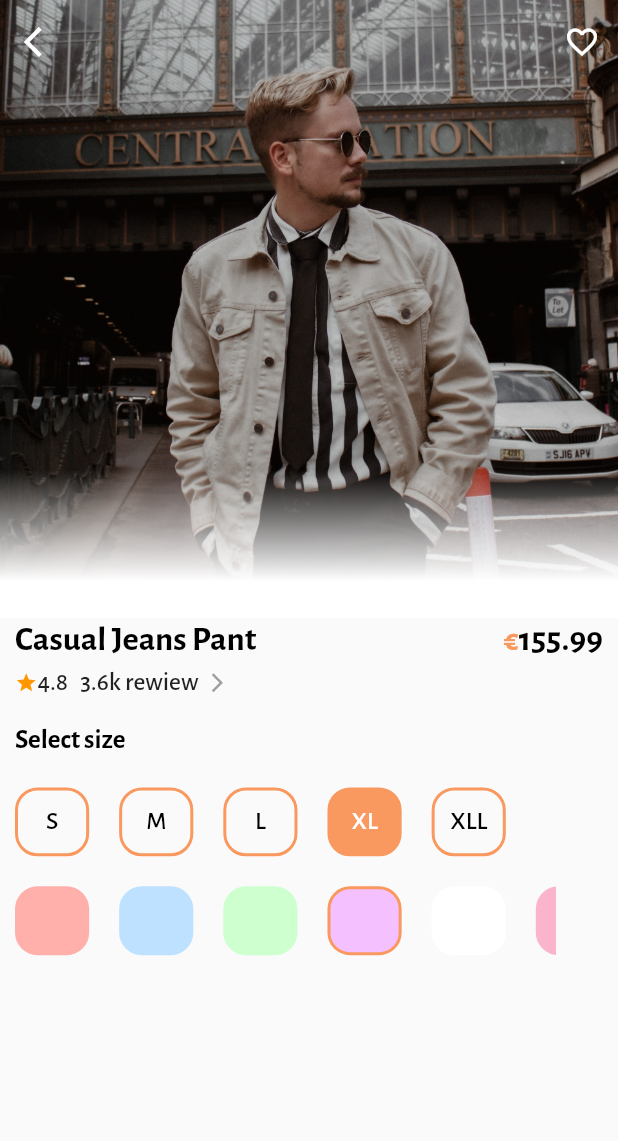
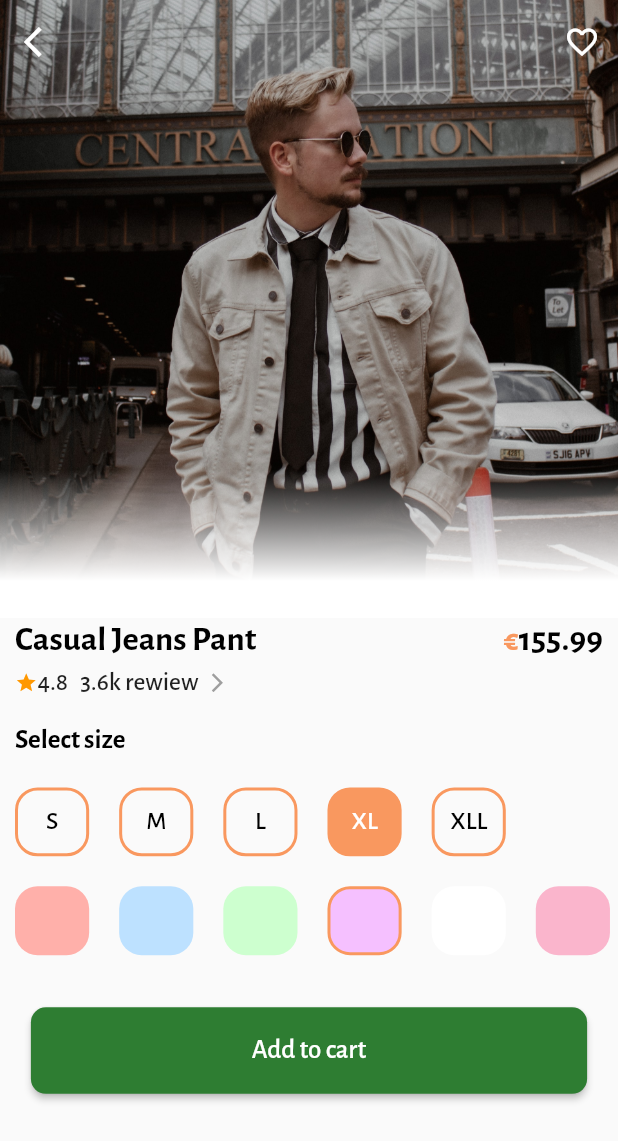
Before and after one commit to amir-hossein-rajaezadeh/fashon_app, a Flutter app: the screen it shows after launch, after a tap on "Casual Jeans Pant", on a phone screen of 412 x 824 dp. Shown: the top 1141 px of the screen. Run offline on Flutter 3.47's test engine with Material 2 defaults, Android fonts, the phone set to English and light mode, and no system bars; our stand-ins replace animate_do, flutter_riverpod, line_icons.

Commit message:
done all detail part

```diff
--- a/lib/screens/detail/component/detail_body.dart
+++ b/lib/screens/detail/component/detail_body.dart
@@ -2,13 +2,15 @@ import 'package:animate_do/animate_do.dart';
 import 'package:fashon_app/base/base_view_model.dart';
 import 'package:fashon_app/screens/detail/view_model/detail_view_model.dart';
 import 'package:fashon_app/utils/constants.dart';
+import 'package:fashon_app/widget/reusable_btn.dart';
 import 'package:flutter/material.dart';
 import 'package:flutter_riverpod/flutter_riverpod.dart';
 
 import '../../../widget/resuable_text.dart';
 
 class DetailBody extends ConsumerWidget {
-  DetailBody({Key? key, required this.data, required this.isFromMostPopulor})
+  const DetailBody(
+      {Key? key, required this.data, required this.isFromMostPopulor})
       : super(key: key);
   final BaseViewModelOffline data;
   final bool isFromMostPopulor;
@@ -18,7 +20,8 @@ class DetailBody extends ConsumerWidget {
     var textTheme = Theme.of(context).textTheme;
     var size = MediaQuery.of(context).size;
     final viewModel = ref.watch(detailViewModelProvider);
-    return Scaffold(
+    return SafeArea(
+      child: Scaffold(
         extendBodyBehindAppBar: true,
         appBar: _buildAppBar(context),
         body: SizedBox(
@@ -74,7 +77,8 @@ class DetailBody extends ConsumerWidget {
                           children: [
                             Text(
                               data.name,
-                            style: textTheme.headline3?.copyWith(fontSize: 23),
+                              style:
+                                  textTheme.headline3?.copyWith(fontSize: 23),
                             ),
                             ReUsableTextForDetails(text: data.price.toString()),
                           ],
@@ -118,7 +122,8 @@ class DetailBody extends ConsumerWidget {
               FadeInUp(
                 delay: const Duration(milliseconds: 400),
                 child: Padding(
-                padding: const EdgeInsets.only(left: 10.0, top: 18, bottom: 10),
+                  padding:
+                      const EdgeInsets.only(left: 10.0, top: 18, bottom: 10),
                   child: Text(
                     "Select size",
                     style: textTheme.headline3,
@@ -173,9 +178,9 @@ class DetailBody extends ConsumerWidget {
                 ),
               ),
               FadeInUp(
-              delay: const Duration(milliseconds: 800),
+                delay: const Duration(seconds: 800),
                 child: SizedBox(
-                width: size.width * 0.9,
+                  width: size.width,
                   height: size.height * 0.08,
                   // color: Colors.red,
                   child: ListView.builder(
@@ -208,8 +213,22 @@ class DetailBody extends ConsumerWidget {
                     },
                   ),
                 ),
+              ),
+              FadeInUp(
+                duration: const Duration(milliseconds: 1000),
+                child: Padding(
+                  padding: EdgeInsets.only(top: size.height * 0.03),
+                  child: ReusableButton(
+                    text: "Add to cart",
+                    size: size,
+                    onTap: () {
+                      print("testing function");
+                    },
+                  ),
+                ),
               )
             ],
+          ),
         ),
       ),
     );
--- /dev/null
+++ b/lib/widget/reusable_btn.dart
@@ -0,0 +1,32 @@
+import 'package:flutter/material.dart';
+
+class ReusableButton extends StatelessWidget {
+  const ReusableButton(
+      {Key? key, required this.text, required this.size, required this.onTap})
+      : super(key: key);
+
+  final Size size;
+  final String text;
+  final VoidCallback onTap;
+
+  @override
+  Widget build(BuildContext context) {
+    final size = MediaQuery.of(context).size;
+    return Center(
+      child: MaterialButton(
+        shape: RoundedRectangleBorder(
+          borderRadius: BorderRadius.circular(10.0),
+        ),
+        onPressed: onTap,
+        minWidth: size.width * 0.9,
+        height: size.height * 0.07,
+        color: Colors.green[800],
+        child: Text(
+          text,
+          style: const TextStyle(
+              fontSize: 18, color: Colors.white, fontWeight: FontWeight.w500),
+        ),
+      ),
+    );
+  }
+}
```
Lines whose indentation alone changed are shown as unchanged.
